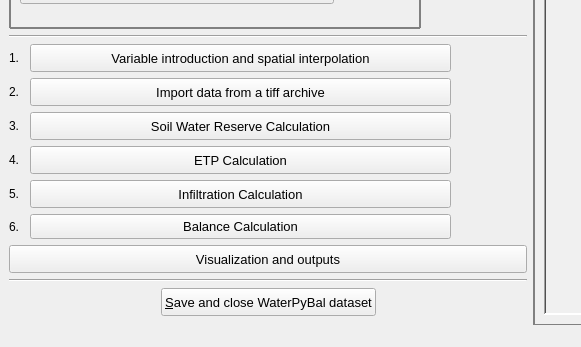
Before: the Qt Designer form waterpybal_ui_py_inc_functions/waterpybal_ui_design/main_window.ui in IDAEA-EVS/waterpybal, drawn with Qt 5; both pictures show x 0 to 581 and y 133 to 480 of the 1114 by 480 pixel window.
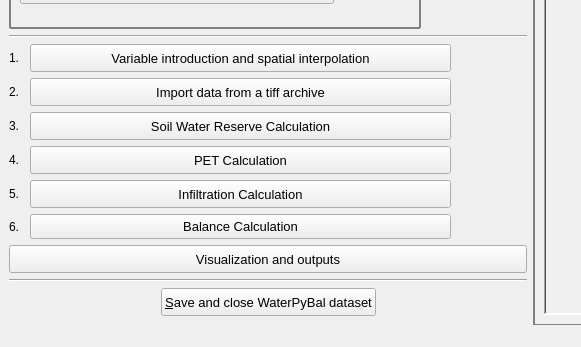
After: the same form once the commit is applied.

What changed in the file:
```diff
--- a/waterpybal_ui_py_inc_functions/waterpybal_ui_design/main_window.ui
+++ b/waterpybal_ui_py_inc_functions/waterpybal_ui_design/main_window.ui
@@ -632,7 +632,7 @@
            </font>
           </property>
           <property name="text">
-           <string>ETP Calculation</string>
+           <string>PET Calculation</string>
           </property>
          </widget>
         </item>
```
